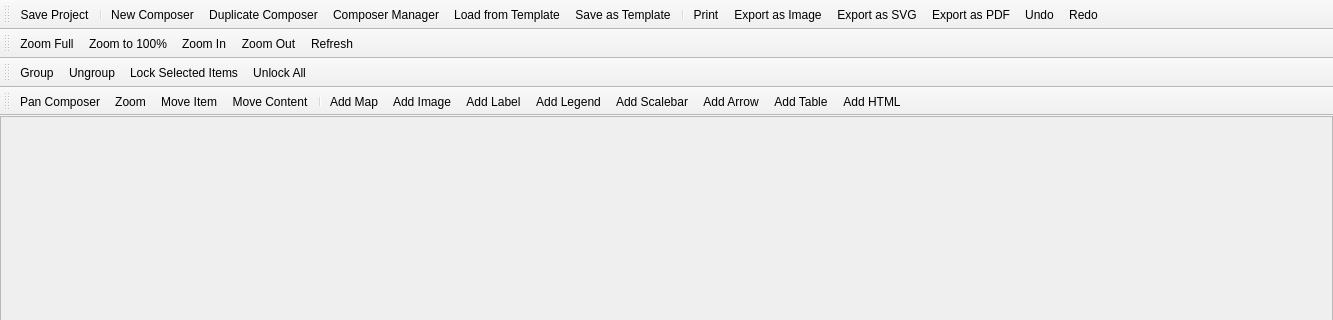
Qt form src/ui/qgscomposerbase.ui (carsmie/QGIS) before a commit; both pictures show x 0 to 1333 and y 0 to 320 of the 1333 by 609 pixel window.
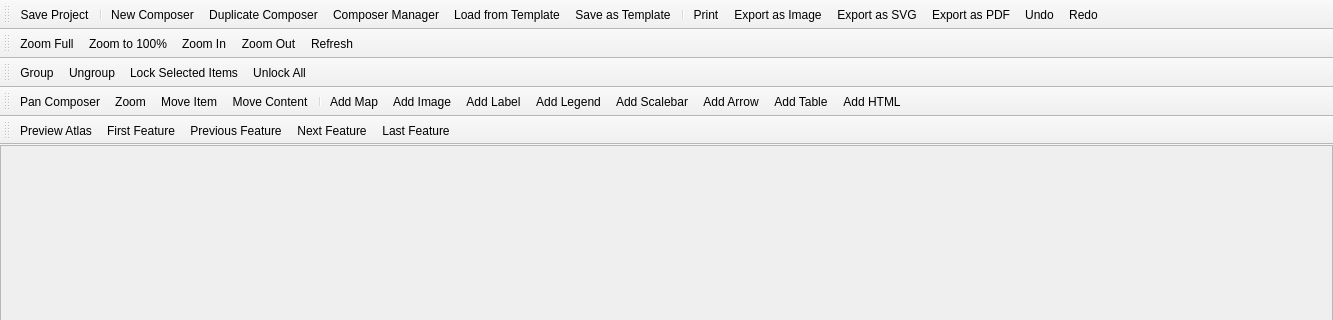
The same form after that commit. Icons and pictures are not drawn.

Commit message: [FEATURE] Add atlas preview toggle. Allows for navigating through atlas features and previewing the composition for each feature. Atlas maps can have their extent temporarily tweaked for each atlas feature.

What changed in the file:
```diff
--- a/src/ui/qgscomposerbase.ui
+++ b/src/ui/qgscomposerbase.ui
@@ -129,6 +129,22 @@
    <addaction name="mActionAddTable"/>
    <addaction name="mActionAddHtml"/>
   </widget>
+  <widget class="QToolBar" name="mAtlasToolbar">
+   <property name="windowTitle">
+    <string>Atlas</string>
+   </property>
+   <attribute name="toolBarArea">
+    <enum>TopToolBarArea</enum>
+   </attribute>
+   <attribute name="toolBarBreak">
+    <bool>true</bool>
+   </attribute>
+   <addaction name="mActionAtlasPreview"/>
+   <addaction name="mActionAtlasFirst"/>
+   <addaction name="mActionAtlasPrev"/>
+   <addaction name="mActionAtlasNext"/>
+   <addaction name="mActionAtlasLast"/>
+  </widget>
   <action name="mActionPrint">
    <property name="checkable">
     <bool>false</bool>
@@ -829,6 +845,51 @@
     <string>Ctrl+R</string>
    </property>
   </action>
+  <action name="mActionAtlasFirst">
+   <property name="icon">
+    <iconset resource="../../images/images.qrc">
+     <normaloff>:/images/themes/default/mActionArrowUp.png</normaloff>:/images/themes/default/mActionArrowUp.png</iconset>
+   </property>
+   <property name="text">
+    <string>First Feature</string>
+   </property>
+  </action>
+  <action name="mActionAtlasPrev">
+   <property name="icon">
+    <iconset resource="../../images/images.qrc">
+     <normaloff>:/images/themes/default/mActionArrowLeft.png</normaloff>:/images/themes/default/mActionArrowLeft.png</iconset>
+   </property>
+   <property name="text">
+    <string>Previous Feature</string>
+   </property>
+  </action>
+  <action name="mActionAtlasNext">
+   <property name="icon">
+    <iconset resource="../../images/images.qrc">
+     <normaloff>:/images/themes/default/mActionArrowRight.png</normaloff>:/images/themes/default/mActionArrowRight.png</iconset>
+   </property>
+   <property name="text">
+    <string>Next Feature</string>
+   </property>
+  </action>
+  <action name="mActionAtlasLast">
+   <property name="icon">
+    <iconset resource="../../images/images.qrc">
+     <normaloff>:/images/themes/default/mActionArrowDown.png</normaloff>:/images/themes/default/mActionArrowDown.png</iconset>
+   </property>
+   <property name="text">
+    <string>Last Feature</string>
+   </property>
+  </action>
+  <action name="mActionAtlasPreview">
+   <property name="icon">
+    <iconset resource="../../images/images.qrc">
+     <normaloff>:/images/themes/default/mIconWmsLayer.png</normaloff>:/images/themes/default/mIconWmsLayer.png</iconset>
+   </property>
+   <property name="text">
+    <string>Preview Atlas</string>
+   </property>
+  </action>
  </widget>
  <resources>
   <include location="../../images/images.qrc"/>
```
The commit also changes 15 other files.
